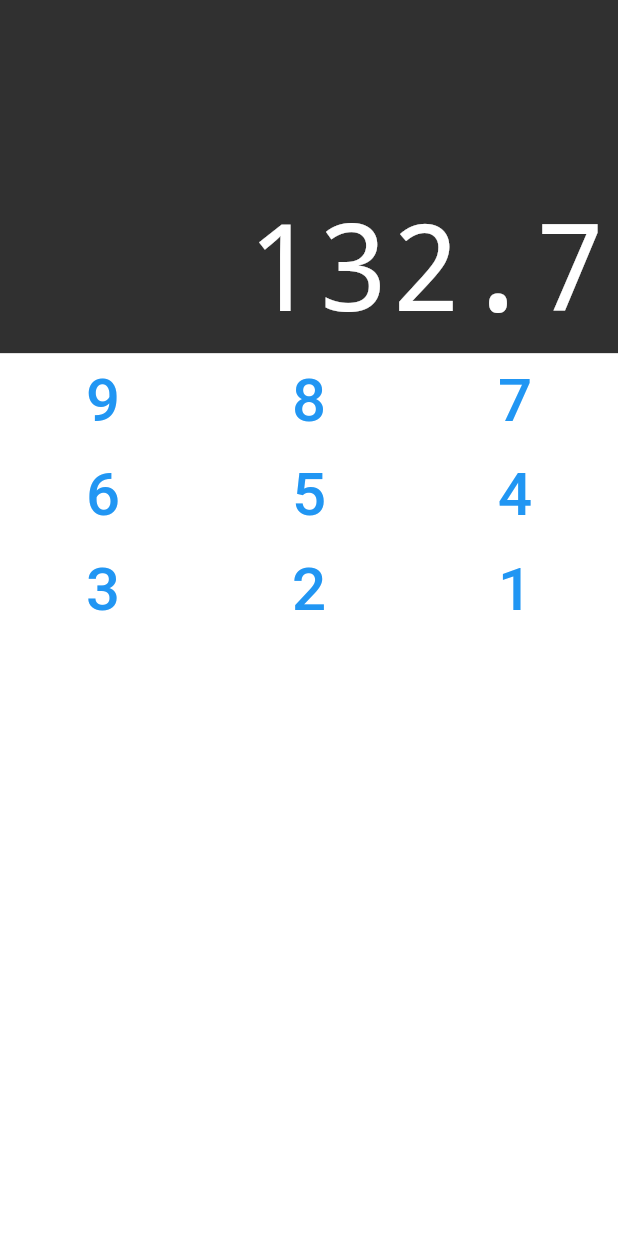
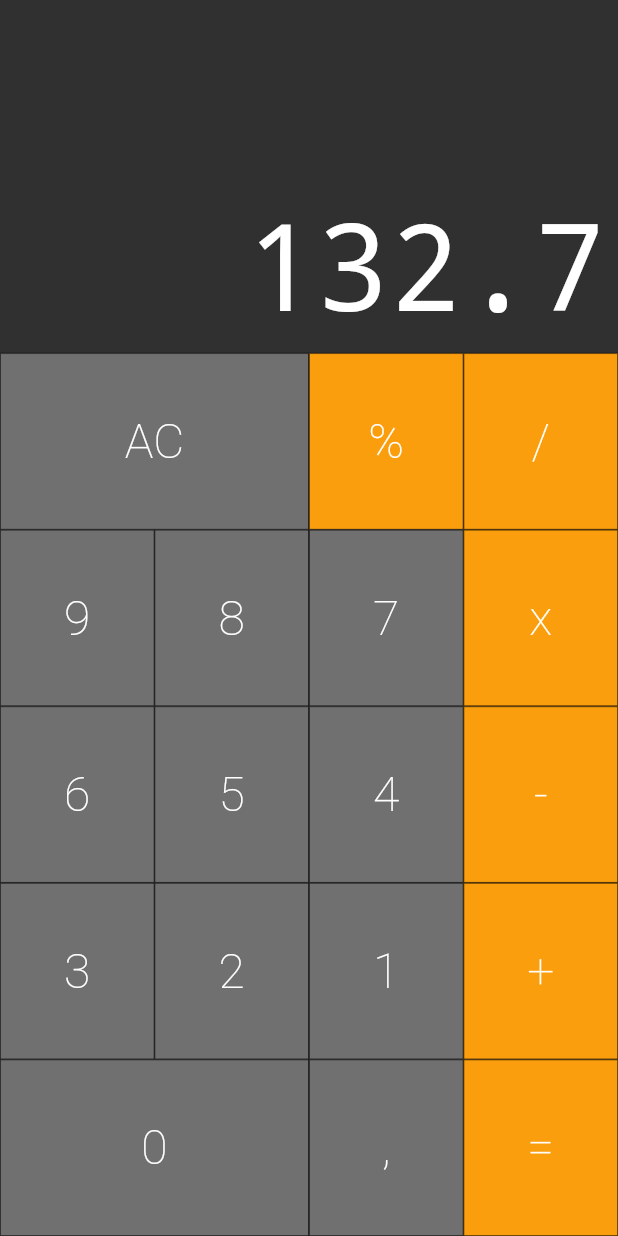
Before and after one commit to PedroH-Peres/calculadora_fluttter, a Flutter app: the screen it shows after launch, on a phone screen of 412 x 824 dp. Run offline on Flutter 3.47's test engine with Material 2 defaults, Android fonts, the phone set to English and light mode, and no system bars; drawn by our look-alikes of auto_size_text.

Commit message:
refactor&UI

```diff
--- a/calculadorafl/lib/components/button.dart
+++ b/calculadorafl/lib/components/button.dart
@@ -3,16 +3,35 @@ import 'package:flutter/src/widgets/container.dart';
 import 'package:flutter/src/widgets/framework.dart';
 
 class Button extends StatelessWidget {
+  static const DARK = Color.fromRGBO(82, 82, 82, 1);
+  static const DEFAULT = Color.fromRGBO(112, 112, 112, 1);
+  static const OPERATION = Color.fromRGBO(250, 158, 13, 1);
+
   final String text;
+  final bool big;
+  final Color color;
 
-  Button({required this.text});
+  Button({required this.text, this.big = false, this.color = DEFAULT});
 
   @override
   Widget build(BuildContext context) {
     return Expanded(
+      flex: big ? 2 : 1,
       child: TextButton(
+        style: TextButton.styleFrom(
+          backgroundColor: color,
+          shape: BeveledRectangleBorder(borderRadius: BorderRadius.circular(0)),
+          side: BorderSide(style: BorderStyle.solid, width: 0.3)
+        ),
         onPressed: () {},
-        child: Text(text, style: TextStyle(fontSize: 40),),
+        child: Text(
+          text,
+          style: TextStyle(
+            fontSize: 32,
+            color: Colors.white,
+            fontWeight: FontWeight.w200,
+          ),
+        ),
       ),
     );
   }
--- a/calculadorafl/lib/components/button_row.dart
+++ b/calculadorafl/lib/components/button_row.dart
@@ -11,8 +11,12 @@ class ButtonRow extends StatelessWidget {
 
   @override
   Widget build(BuildContext context) {
-    return Row(
-      children: buttons,
+    return Expanded(
+      flex: 1,
+      child: Row(
+        crossAxisAlignment: CrossAxisAlignment.stretch,
+        children: buttons,
+      ),
     );
   }
 }
--- a/calculadorafl/lib/components/keyboard.dart
+++ b/calculadorafl/lib/components/keyboard.dart
@@ -15,9 +15,17 @@ class Keyboard extends StatelessWidget {
           children: [
             ButtonRow(
               [
+                Button(text: 'AC', big: true,),
+                Button(text: '%',color: Button.OPERATION),
+                Button(text: '/',color: Button.OPERATION),
+              ],
+            ),
+            ButtonRow(
+              [
                 Button(text: '9'),
                 Button(text: '8'),
                 Button(text: '7'),
+                Button(text: 'x', color: Button.OPERATION),
               ],
             ),
             ButtonRow(
@@ -25,6 +33,7 @@ class Keyboard extends StatelessWidget {
                 Button(text: '6'),
                 Button(text: '5'),
                 Button(text: '4'),
+                Button(text: '-', color: Button.OPERATION),
               ],
             ),
             ButtonRow(
@@ -32,6 +41,14 @@ class Keyboard extends StatelessWidget {
                 Button(text: '3'),
                 Button(text: '2'),
                 Button(text: '1'),
+                Button(text: '+', color: Button.OPERATION),
+              ],
+            ),
+            ButtonRow(
+              [
+                Button(text: '0', big: true,),
+                Button(text: ','),
+                Button(text: '=',color: Button.OPERATION),
               ],
             ),
           ],
```
